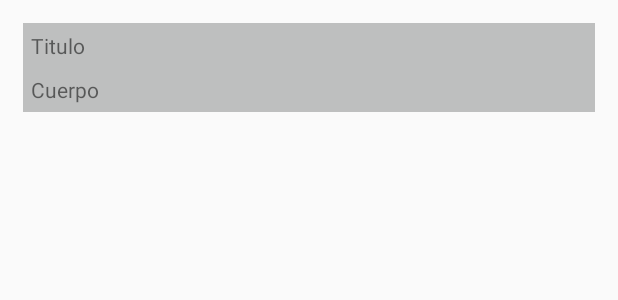
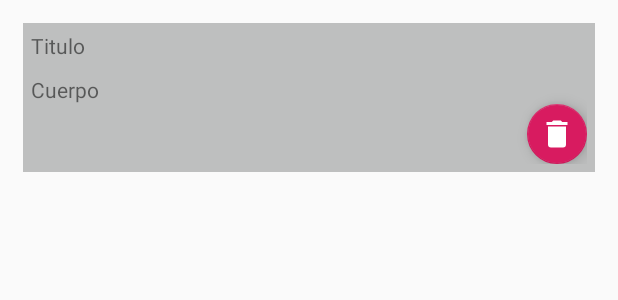
Before and after one commit to jprugo/NotesApp, an Android app: the layout layout_note.xml on its own in the app's theme, with its tools: preview values and no code run, on a phone screen of 412 x 824 dp. Shown: the top 300 px of the screen. Run offline under Robolectric (Android 15) with nearby library versions, the phone set to English and light mode, and no system bars.

Commit message:
Se agrega funcion de eliminar

```diff
--- a/app/src/main/java/jpsoft/com/notesapp/LoginActivity.java
+++ b/app/src/main/java/jpsoft/com/notesapp/LoginActivity.java
@@ -43,8 +43,7 @@ public class LoginActivity extends AppCompatActivity {
         setContentView(R.layout.activity_login);
 
         mAuth = FirebaseAuth.getInstance();
-
-        if(mAuth!=null){// quiere decir que esta logueado
+        if(mAuth.getCurrentUser()!=null){// quiere decir que esta logueado
 
             Intent mainIntent = new Intent(LoginActivity.this, MainActivity.class);
             mainIntent.addFlags(Intent.FLAG_ACTIVITY_NEW_TASK | Intent.FLAG_ACTIVITY_CLEAR_TASK);
--- /dev/null
+++ b/app/src/main/res/drawable/ic_delete.xml
@@ -0,0 +1,7 @@
+<vector xmlns:android="http://schemas.android.com/apk/res/android"
+    android:height="24dp"
+    android:width="24dp"
+    android:viewportWidth="24"
+    android:viewportHeight="24">
+    <path android:fillColor="#ffffff" android:pathData="M19,4H15.5L14.5,3H9.5L8.5,4H5V6H19M6,19A2,2 0 0,0 8,21H16A2,2 0 0,0 18,19V7H6V19Z" />
+</vector>
--- a/app/src/main/res/layout/layout_note.xml
+++ b/app/src/main/res/layout/layout_note.xml
@@ -25,4 +25,17 @@
         android:text="Cuerpo"
         android:textSize="14sp" />
 
+    <android.support.design.widget.FloatingActionButton
+        android:id="@+id/fab_delete"
+        android:layout_width="wrap_content"
+        android:layout_height="wrap_content"
+        android:layout_below="@+id/textview_note_body"
+        android:layout_alignEnd="@+id/textview_note_title"
+        android:layout_alignRight="@+id/textview_note_title"
+        android:layout_centerVertical="true"
+        android:clickable="true"
+        android:padding="10dp"
+        android:src="@drawable/ic_delete"
+        app:fabSize="mini" />
+
 </RelativeLayout>
--- a/app/src/main/res/menu/menu_main.xml
+++ b/app/src/main/res/menu/menu_main.xml
@@ -3,8 +3,6 @@
     xmlns:tools="http://schemas.android.com/tools"
     tools:context="jpsoft.com.notesapp.MainActivity">
     <item
-        android:id="@+id/action_settings"
-        android:orderInCategory="100"
-        android:title="@string/action_settings"
-        app:showAsAction="never" />
+        android:id="@+id/main_logout_btn"
+        android:title="Cerrar sesion" />
 </menu>
```
Also changed, not shown: app/src/main/java/Adapters/AdaptadorNotas.java (+25 -7 lines), app/src/main/java/jpsoft/com/notesapp/MainActivity.java (+20 -5 lines), 1 other file.
